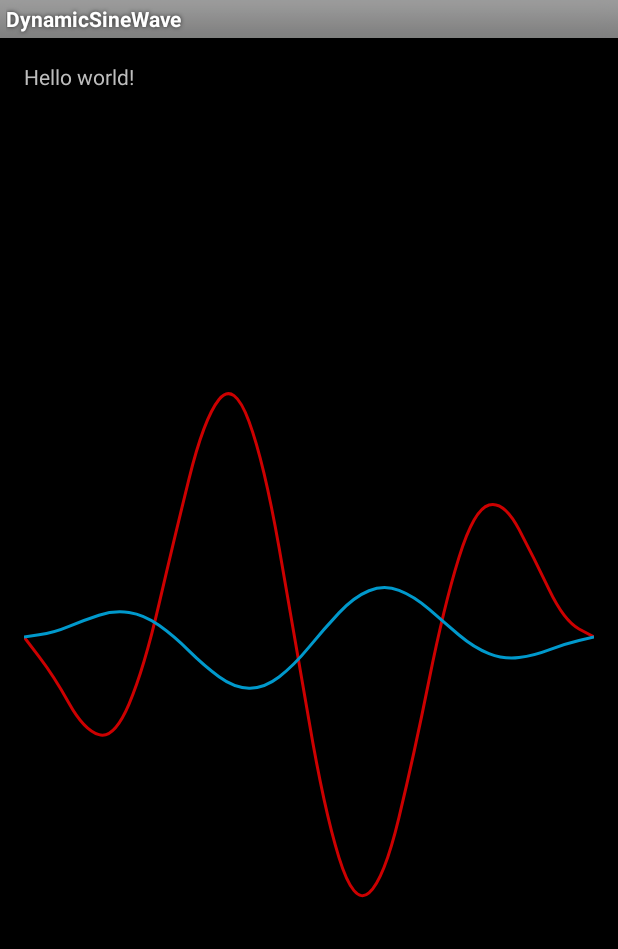
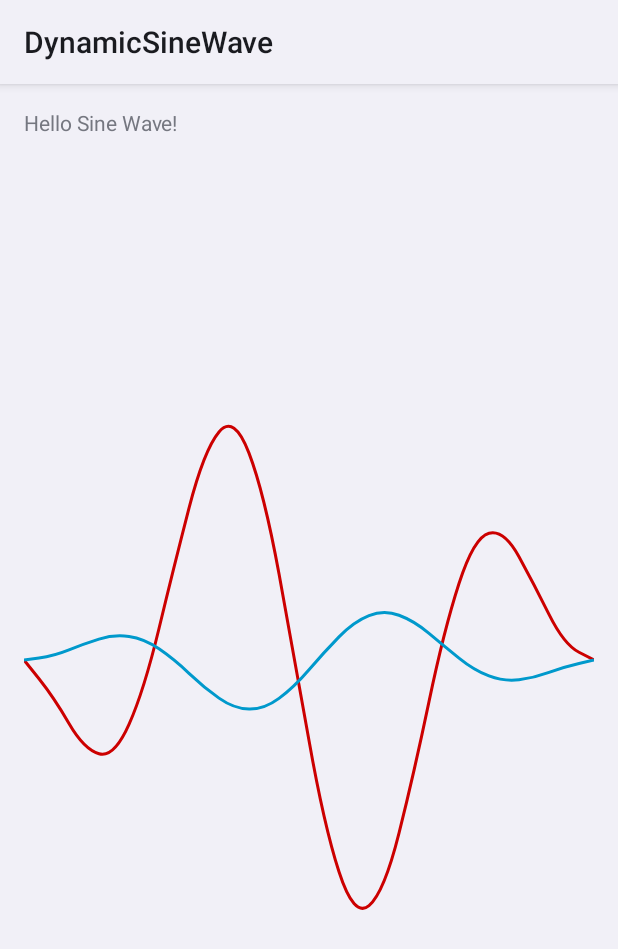
Before and after one commit to tankery/DynamicSineWaveView, an Android app: the screen it shows after launch (MainActivity), on a phone screen of 412 x 824 dp. Shown: the top 949 px of the screen. Run offline under Robolectric (Android 15) with nearby library versions, the phone set to English and light mode, and no system bars.

Commit message:
Refactor code.
1. Upgrade to Android Studio 2.0
2. Use light version theme.
3. Auto stop the animation when detached from window.
4. Rename some methods.

```diff
--- a/app/build.gradle
+++ b/app/build.gradle
@@ -21,5 +21,5 @@ android {
 
 dependencies {
     compile fileTree(dir: 'libs', include: ['*.jar'])
-    compile 'com.android.support:appcompat-v7:23.0.0'
+    compile 'com.android.support:appcompat-v7:23.4.0'
 }
--- a/app/src/main/java/me/tankery/app/dynamicsinewave/DynamicSineWaveView.java
+++ b/app/src/main/java/me/tankery/app/dynamicsinewave/DynamicSineWaveView.java
@@ -54,7 +54,7 @@ public class DynamicSineWaveView extends View {
     private int viewWidth = 0;
     private int viewHeight = 0;
 
-    private float baseWaveAmplitudeFactor = 0.1f;
+    private float baseWaveAmplitudeScale = 1f;
 
     /**
      * The computation result, a set of wave path can draw.
@@ -98,9 +98,9 @@ public class DynamicSineWaveView extends View {
     private void init() {
         if (isInEditMode()) {
             addWave(0.5f, 0.5f, 0, 0, 0);
-            addWave(0.5f, 2.5f, 0, Color.YELLOW, 2);
+            addWave(0.5f, 2.5f, 0, Color.BLUE, 2);
             addWave(0.3f, 2f, 0, Color.RED, 2);
-            setBaseWaveAmplitudeFactor(1);
+            setBaseWaveAmplitudeScale(1);
             tick();
             return;
         }
@@ -112,7 +112,7 @@ public class DynamicSineWaveView extends View {
      * Add new wave to the view.
      *
      * The first added wave will become the 'base wave', which ignored the color & stroke, and
-     * other wave will multiple with the 'base wave'.
+     * other wave will multiple with the 'base wave'. 'base wave' is used to shape the waves.
      *
      * @param amplitude wave amplitude, relative to view, range from 0 ~ 0.5
      * @param cycle contains how many cycles in scene
@@ -145,30 +145,51 @@ public class DynamicSineWaveView extends View {
         wavePaints.clear();
     }
 
+    /**
+     * Start to animate the sine waves.
+     */
     public void startAnimation() {
         startAnimateTime = SystemClock.uptimeMillis();
         removeCallbacks(animateTicker);
         ViewCompat.postOnAnimation(this, animateTicker);
     }
 
+    /**
+     * Stop the sine waves.
+     */
     public void stopAnimation() {
         removeCallbacks(animateTicker);
     }
 
-    public void setBaseWaveAmplitudeFactor(float factor) {
-        baseWaveAmplitudeFactor = factor;
+    /**
+     * Scale sine waves.
+     * @param scale set the scale for sine waves.
+     */
+    public void setBaseWaveAmplitudeScale(float scale) {
+        baseWaveAmplitudeScale = scale;
     }
 
-    public float getBaseWaveAmplitudeFactor() {
-        return baseWaveAmplitudeFactor;
+    /**
+     * Get the scale of sine waves.
+     */
+    public float getBaseWaveAmplitudeScale() {
+        return baseWaveAmplitudeScale;
     }
 
-    // Update just one frame.
+    /**
+     * Update just one frame.
+     */
     public void requestUpdateFrame() {
         synchronized (requestCondition) {
             requestFutureChange = true;
             requestCondition.notify();
         }
+    }
+
+    @Override
+    protected void onDetachedFromWindow() {
+        stopAnimation();
+        super.onDetachedFromWindow();
     }
 
     @Override
@@ -185,7 +206,7 @@ public class DynamicSineWaveView extends View {
         if (currentPaths.isEmpty())
             return;
 
-        wavePathScale.setScale(viewWidth, viewHeight * baseWaveAmplitudeFactor);
+        wavePathScale.setScale(viewWidth, viewHeight * baseWaveAmplitudeScale);
         wavePathScale.postTranslate(0, viewHeight / 2);
         for (int i = 0; i < currentPaths.size(); i++) {
             Path path = currentPaths.get(i);
--- a/app/src/main/java/me/tankery/app/dynamicsinewave/MainActivity.java
+++ b/app/src/main/java/me/tankery/app/dynamicsinewave/MainActivity.java
@@ -9,7 +9,7 @@ import android.util.TypedValue;
 
 public class MainActivity extends Activity {
 
-    DynamicSineWaveView dynamicSineWaveView;
+    DynamicSineWaveView wavesView;
 
     @Override
     protected void onCreate(Bundle savedInstanceState) {
@@ -17,17 +17,17 @@ public class MainActivity extends Activity {
         setContentView(R.layout.activity_main);
 
         float stroke = dipToPixels(this, 2);
-        dynamicSineWaveView = (DynamicSineWaveView) findViewById(R.id.view_sine_wave);
-        dynamicSineWaveView.addWave(0.5f, 0.5f, 0, 0, 0);
-        dynamicSineWaveView.addWave(0.5f, 2f, 0.5f, getResources().getColor(android.R.color.holo_red_dark), stroke);
-        dynamicSineWaveView.addWave(0.1f, 2f, 0.7f, getResources().getColor(android.R.color.holo_blue_dark), stroke);
-        dynamicSineWaveView.setBaseWaveAmplitudeFactor(1);
-        dynamicSineWaveView.startAnimation();
+        wavesView = (DynamicSineWaveView) findViewById(R.id.view_sine_wave);
+        wavesView.addWave(0.5f, 0.5f, 0, 0, 0); // Fist wave is for the shape of other waves.
+        wavesView.addWave(0.5f, 2f, 0.5f, getResources().getColor(android.R.color.holo_red_dark), stroke);
+        wavesView.addWave(0.1f, 2f, 0.7f, getResources().getColor(android.R.color.holo_blue_dark), stroke);
+        wavesView.setBaseWaveAmplitudeScale(1);
+        wavesView.startAnimation();
     }
 
     @Override
     protected void onDestroy() {
-        dynamicSineWaveView.stopAnimation();
+        wavesView.stopAnimation();
         super.onDestroy();
     }
 
--- a/app/src/main/res/layout/activity_main.xml
+++ b/app/src/main/res/layout/activity_main.xml
@@ -2,10 +2,7 @@
     xmlns:tools="http://schemas.android.com/tools"
     android:layout_width="match_parent"
     android:layout_height="match_parent"
-    android:paddingBottom="@dimen/activity_vertical_margin"
-    android:paddingLeft="@dimen/activity_horizontal_margin"
-    android:paddingRight="@dimen/activity_horizontal_margin"
-    android:paddingTop="@dimen/activity_vertical_margin"
+    android:padding="@dimen/activity_vertical_margin"
     tools:context=".MainActivity">
 
     <TextView
--- a/app/src/main/res/menu/menu_main.xml
+++ /dev/null
@@ -1,6 +0,0 @@
-<menu xmlns:android="http://schemas.android.com/apk/res/android"
-    xmlns:app="http://schemas.android.com/apk/res-auto"
-    xmlns:tools="http://schemas.android.com/tools" tools:context=".MainActivity">
-    <item android:id="@+id/action_settings" android:title="@string/action_settings"
-        android:orderInCategory="100" app:showAsAction="never" />
-</menu>
--- a/app/src/main/res/values/strings.xml
+++ b/app/src/main/res/values/strings.xml
@@ -1,6 +1,5 @@
 <resources>
     <string name="app_name">DynamicSineWave</string>
 
-    <string name="hello_world">Hello world!</string>
-    <string name="action_settings">Settings</string>
+    <string name="hello_world">Hello Sine Wave!</string>
 </resources>
--- a/app/src/main/res/values/styles.xml
+++ b/app/src/main/res/values/styles.xml
@@ -1,7 +1,7 @@
 <resources>
 
     <!-- Base application theme. -->
-    <style name="AppTheme" parent="android:Theme.Black">
+    <style name="AppTheme" parent="android:Theme.DeviceDefault.Light">
         <!-- Customize your theme here. -->
     </style>
 
--- a/build.gradle
+++ b/build.gradle
@@ -5,7 +5,7 @@ buildscript {
         jcenter()
     }
     dependencies {
-        classpath 'com.android.tools.build:gradle:1.1.0'
+        classpath 'com.android.tools.build:gradle:2.1.0'
 
         // NOTE: Do not place your application dependencies here; they belong
         // in the individual module build.gradle files
```
Also changed, not shown: gradle/wrapper/gradle-wrapper.properties.
